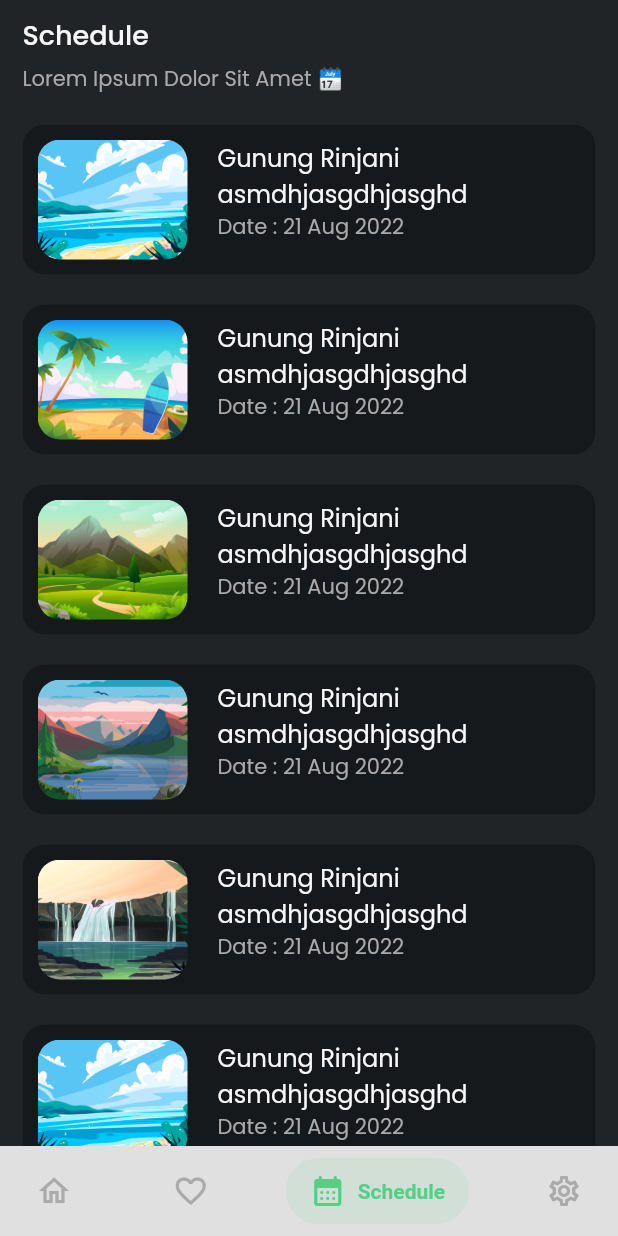
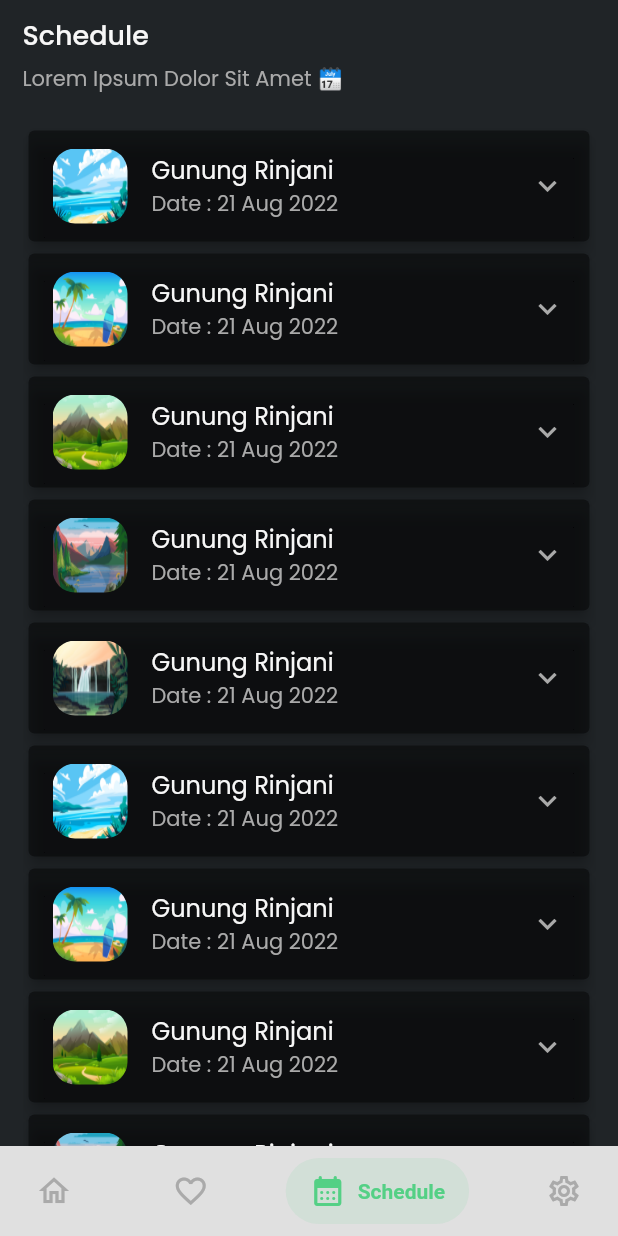
Before and after one commit to bagussubagja/travel-kuy-app, a Flutter app: the screen it shows after launch, item 3 of the bottom bar chosen, on a phone screen of 412 x 824 dp. Run offline on Flutter 3.47's test engine with Material 2 defaults, Android fonts, the phone set to English and light mode, and no system bars; drawn by our look-alikes of salomon_bottom_bar; our stand-ins replace flutter_onboarding_slider, flutter_rating_bar, lottie, readmore; missing offline and left inert: count_stepper, floating_navbar, indonesia, switch_tab; project files that could hold a hidden picture were left out.

Commit message:
Change Schedule Tile Style

```diff
--- a/lib/main.dart
+++ b/lib/main.dart
@@ -14,7 +14,6 @@ class MyApp extends StatelessWidget {
       theme: ThemeData(primarySwatch: Colors.green, fontFamily: 'Poppins'),
       initialRoute: AppRoutes.bodyScreen,
       routes: AppRoutes.routes,
-
     );
   }
 }
--- a/lib/screens/home/schedule/schedule_list.dart
+++ /dev/null
@@ -1,68 +0,0 @@
-import 'package:flutter/material.dart';
-import 'package:travel_kuy_app/shared/theme.dart';
-import 'package:travel_kuy_app/widgets/margin_widget_height.dart';
-import 'package:intl/intl.dart';
-
-class ScheduleList extends StatelessWidget {
-  ScheduleList({Key? key}) : super(key: key);
-
-  List<String> imgUrl = [
-    'assets/images/beach.jpg',
-    'assets/images/island.jpg',
-    'assets/images/mountain.jpg',
-    'assets/images/lake.png',
-    'assets/images/waterfall.jpg',
-    'assets/images/beach.jpg',
-    'assets/images/island.jpg',
-    'assets/images/mountain.jpg',
-    'assets/images/lake.png',
-    'assets/images/waterfall.jpg',
-  ];
-
-  String _date = DateFormat('dd MMM yyyy').format(DateTime.now());
-
-  @override
-  Widget build(BuildContext context) {
-    return SizedBox(
-      height: MediaQuery.of(context).size.height,
-      child: ListView.separated(
-        separatorBuilder: (context, index) => MarginHeight(height: 20),
-        itemCount: 10,
-        physics: const NeverScrollableScrollPhysics(),
-        itemBuilder: (context, index) => Container(
-          height: 100,
-          width: MediaQuery.of(context).size.width,
-          decoration: BoxDecoration(
-              color: Colors.black.withOpacity(0.3),
-              borderRadius: BorderRadius.circular(15)),
-          child: Row(
-            crossAxisAlignment: CrossAxisAlignment.start,
-            children: [
-              Container(
-                width: 100,
-                height: 100,
-                margin: const EdgeInsets.symmetric(horizontal: 10, vertical: 10),
-                decoration: BoxDecoration(
-                  borderRadius: BorderRadius.circular(15),
-                  image: DecorationImage(
-                      image: AssetImage(imgUrl[index]), fit: BoxFit.cover),
-                ),
-              ),
-              Container(
-                width: 200,
-                padding: const EdgeInsets.all(10),
-                child: Column(
-                  crossAxisAlignment: CrossAxisAlignment.start,
-                  children: [
-                    Text('Gunung Rinjani asmdhjasgdhjasghd', style: regularText,),
-                    Text('Date : ${_date}', style: subTitleText,)
-                  ],
-                ),
-              )
-            ],
-          ),
-        ),
-      ),
-    );
-  }
-}
--- a/lib/screens/home/schedule/schedule_page.dart
+++ b/lib/screens/home/schedule/schedule_page.dart
@@ -1,5 +1,5 @@
 import 'package:flutter/material.dart';
-import 'package:travel_kuy_app/screens/home/schedule/schedule_list.dart';
+import 'package:travel_kuy_app/screens/home/schedule/schedule_tile_list.dart';
 import 'package:travel_kuy_app/shared/theme.dart';
 import 'package:travel_kuy_app/widgets/content_not_found.dart';
 
@@ -31,7 +31,7 @@ class _SchedulePageState extends State<SchedulePage> {
              MarginHeight(height: 5),
               Text("Lorem Ipsum Dolor Sit Amet 🗓️", style: subTitleText,),
               MarginHeight(height: 20),
-              ScheduleList()
+              ScheduleTileList()
             ],
           ),
         ),
--- /dev/null
+++ b/lib/screens/home/schedule/schedule_tile_list.dart
@@ -0,0 +1,72 @@
+import 'package:flutter/material.dart';
+import 'package:indonesia/indonesia.dart';
+import 'package:intl/intl.dart';
+import 'package:travel_kuy_app/shared/theme.dart';
+
+class ScheduleTileList extends StatelessWidget {
+  ScheduleTileList({Key? key}) : super(key: key);
+
+  List<String> imgUrl = [
+    'assets/images/beach.jpg',
+    'assets/images/island.jpg',
+    'assets/images/mountain.jpg',
+    'assets/images/lake.png',
+    'assets/images/waterfall.jpg',
+    'assets/images/beach.jpg',
+    'assets/images/island.jpg',
+    'assets/images/mountain.jpg',
+    'assets/images/lake.png',
+    'assets/images/waterfall.jpg',
+  ];
+
+  String _date = DateFormat('dd MMM yyyy').format(DateTime.now());
+
+  @override
+  Widget build(BuildContext context) {
+    return SizedBox(
+      height: MediaQuery.of(context).size.height - 100,
+      child: ListView.builder(
+          primary: false,
+          itemCount: imgUrl.length,
+          itemBuilder: (context, index) {
+            return Card(
+              color: Colors.black45,
+              elevation: 4,
+              child: ExpansionTile(
+                leading: Container(
+                  height: 50,
+                  width: 50,
+                  child: ClipRRect(
+                    borderRadius: BorderRadius.circular(15),
+                    child: Image.asset(
+                      imgUrl[index],
+                      fit: BoxFit.fill,
+                    ),
+                  ),
+                ),
+                iconColor: greyColor,
+                expandedCrossAxisAlignment: CrossAxisAlignment.center,
+                collapsedTextColor: greyColor,
+                collapsedIconColor: greyColor,
+                textColor: greyColor,
+                title: Text(
+                  'Gunung Rinjani',
+                  style: regularText,
+                ),
+                subtitle: Text('Date : ${_date}', style: subTitleText,),
+                children: [
+                  Text(
+                    'Price : ${rupiah(1500000)}',
+                    style: subTitleText,
+                  ),
+                  Text(
+                    'Ticket : 2pcs',
+                    style: subTitleText,
+                  )
+                ],
+              ),
+            );
+          }),
+    );
+  }
+}
```
